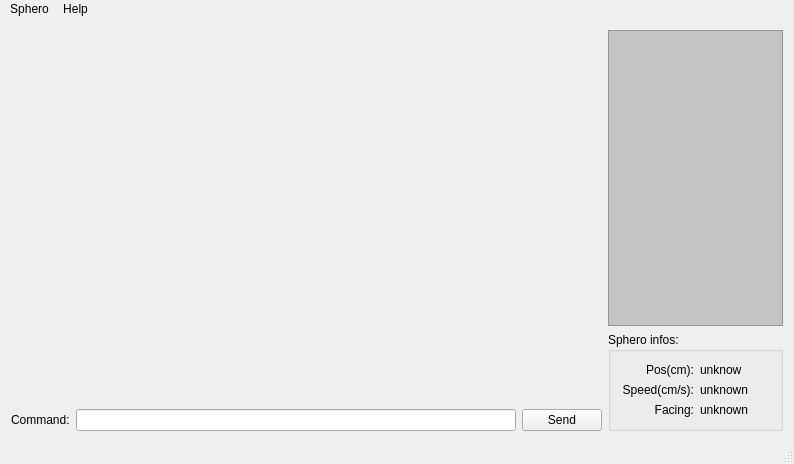
First picture: the form in src/mainwindow.ui, repository slock83/sphero-command-app, before the edit.
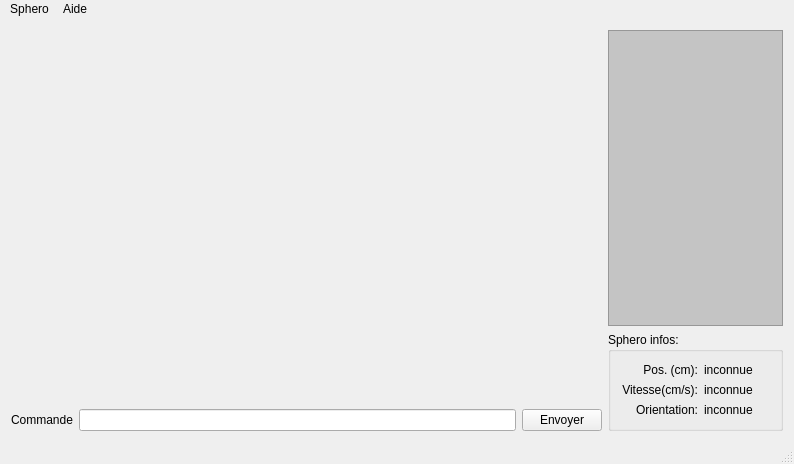
Second picture: the form after the edit. Custom widgets are drawn as their Qt base class.

```diff
--- a/src/mainwindow.ui
+++ b/src/mainwindow.ui
@@ -38,7 +38,7 @@
            </sizepolicy>
           </property>
           <property name="text">
-           <string>Command:</string>
+           <string>Commande</string>
           </property>
          </widget>
         </item>
@@ -55,7 +55,7 @@
         <item>
          <widget class="QPushButton" name="sendBtn_3">
           <property name="text">
-           <string>Send</string>
+           <string>Envoyer</string>
           </property>
          </widget>
         </item>
@@ -105,7 +105,7 @@
             </sizepolicy>
            </property>
            <property name="text">
-            <string>Speed(cm/s):</string>
+            <string>Vitesse(cm/s):</string>
            </property>
            <property name="alignment">
             <set>Qt::AlignRight|Qt::AlignTrailing|Qt::AlignVCenter</set>
@@ -121,14 +121,14 @@
             </sizepolicy>
            </property>
            <property name="text">
-            <string>unknown</string>
+            <string>inconnue</string>
            </property>
           </widget>
          </item>
          <item row="2" column="1">
           <widget class="QLabel" name="angleLbl">
            <property name="text">
-            <string>unknown</string>
+            <string>inconnue</string>
            </property>
           </widget>
          </item>
@@ -141,7 +141,7 @@
             </sizepolicy>
            </property>
            <property name="text">
-            <string>Facing:</string>
+            <string>Orientation:</string>
            </property>
            <property name="alignment">
             <set>Qt::AlignRight|Qt::AlignTrailing|Qt::AlignVCenter</set>
@@ -157,7 +157,7 @@
             </sizepolicy>
            </property>
            <property name="text">
-            <string>Pos(cm):</string>
+            <string>Pos. (cm):</string>
            </property>
            <property name="alignment">
             <set>Qt::AlignRight|Qt::AlignTrailing|Qt::AlignVCenter</set>
@@ -173,7 +173,7 @@
             </sizepolicy>
            </property>
            <property name="text">
-            <string>unknow</string>
+            <string>inconnue</string>
            </property>
           </widget>
          </item>
@@ -190,7 +190,7 @@
      <x>0</x>
      <y>0</y>
      <width>794</width>
-     <height>27</height>
+     <height>19</height>
     </rect>
    </property>
    <property name="focusPolicy">
@@ -229,7 +229,7 @@
    </widget>
    <widget class="QMenu" name="menuHelp">
     <property name="title">
-     <string>Help</string>
+     <string>Aide</string>
     </property>
     <addaction name="actionAbout"/>
     <addaction name="actionManual"/>
```
Left out of the diff: 11 changed lines with no effect on the pictures.
